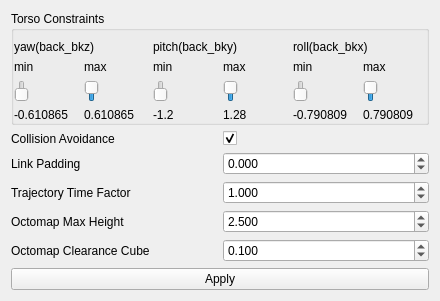
This is vigir_ocs_back_joint_limit/src/joint_limit.ui in team-vigir/vigir_ocs_common as Qt 5 draws it before an edit. The edited form follows.
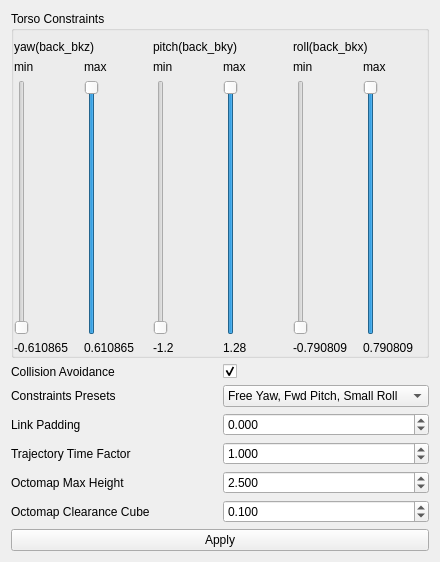
This is the edited form.

Commit message: [vigir_ocs_back_joint_limits] * Added preset torso constraints

```diff
--- a/vigir_ocs_back_joint_limit/src/joint_limit.ui
+++ b/vigir_ocs_back_joint_limit/src/joint_limit.ui
@@ -7,7 +7,7 @@
     <x>0</x>
     <y>0</y>
     <width>440</width>
-    <height>301</height>
+    <height>562</height>
    </rect>
   </property>
   <property name="windowTitle">
@@ -300,14 +300,14 @@
       <property name="margin">
        <number>0</number>
       </property>
-      <item row="3" column="0">
+      <item row="4" column="0">
        <widget class="QLabel" name="label_13">
         <property name="text">
          <string>Octomap Max Height</string>
         </property>
        </widget>
       </item>
-      <item row="1" column="1">
+      <item row="2" column="1">
        <widget class="QDoubleSpinBox" name="padding_">
         <property name="decimals">
          <number>3</number>
@@ -326,7 +326,7 @@
         </property>
        </widget>
       </item>
-      <item row="1" column="0">
+      <item row="2" column="0">
        <widget class="QLabel" name="label_10">
         <property name="text">
          <string>Link Padding</string>
@@ -350,33 +350,33 @@
         </property>
        </widget>
       </item>
-      <item row="2" column="0">
+      <item row="3" column="0">
        <widget class="QLabel" name="label_12">
         <property name="text">
          <string>Trajectory Time Factor</string>
         </property>
        </widget>
       </item>
-      <item row="2" column="1">
-       <widget class="QDoubleSpinBox" name="time_factor_">
-        <property name="decimals">
-         <number>3</number>
-        </property>
-        <property name="minimum">
-         <double>0.010000000000000</double>
-        </property>
-        <property name="maximum">
-         <double>100.000000000000000</double>
-        </property>
-        <property name="singleStep">
-         <double>0.010000000000000</double>
-        </property>
-        <property name="value">
-         <double>1.000000000000000</double>
-        </property>
-       </widget>
-      </item>
       <item row="3" column="1">
+       <widget class="QDoubleSpinBox" name="time_factor_">
+        <property name="decimals">
+         <number>3</number>
+        </property>
+        <property name="minimum">
+         <double>0.010000000000000</double>
+        </property>
+        <property name="maximum">
+         <double>100.000000000000000</double>
+        </property>
+        <property name="singleStep">
+         <double>0.010000000000000</double>
+        </property>
+        <property name="value">
+         <double>1.000000000000000</double>
+        </property>
+       </widget>
+      </item>
+      <item row="4" column="1">
        <widget class="QDoubleSpinBox" name="octomap_height_">
         <property name="decimals">
          <number>3</number>
@@ -395,14 +395,14 @@
         </property>
        </widget>
       </item>
-      <item row="4" column="0">
+      <item row="5" column="0">
        <widget class="QLabel" name="label_14">
         <property name="text">
          <string>Octomap Clearance Cube</string>
         </property>
        </widget>
       </item>
-      <item row="4" column="1">
+      <item row="5" column="1">
        <widget class="QDoubleSpinBox" name="octomap_clearance_cube_dimensions_">
         <property name="decimals">
          <number>3</number>
@@ -418,6 +418,35 @@
         </property>
        </widget>
       </item>
+      <item row="1" column="0">
+       <widget class="QLabel" name="label_15">
+        <property name="text">
+         <string>Constraints Presets</string>
+        </property>
+       </widget>
+      </item>
+      <item row="1" column="1">
+       <widget class="QComboBox" name="Presets_comboBox">
+        <property name="currentIndex">
+         <number>2</number>
+        </property>
+        <item>
+         <property name="text">
+          <string>All open</string>
+         </property>
+        </item>
+        <item>
+         <property name="text">
+          <string>All Closed</string>
+         </property>
+        </item>
+        <item>
+         <property name="text">
+          <string>Free Yaw, Fwd Pitch, Small Roll</string>
+         </property>
+        </item>
+       </widget>
+      </item>
      </layout>
     </widget>
    </item>
```
The commit also changes 2 other files.
